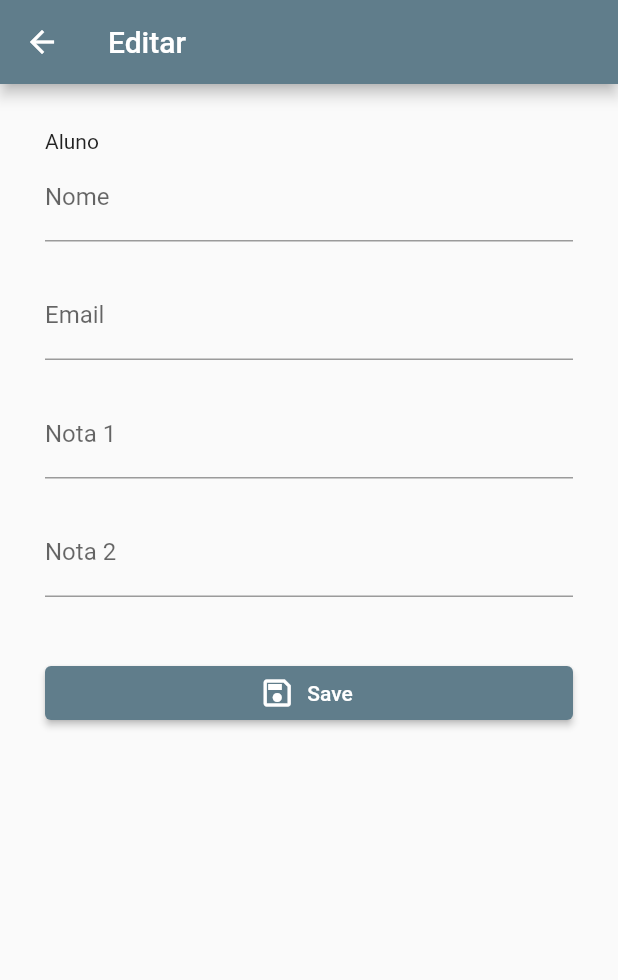
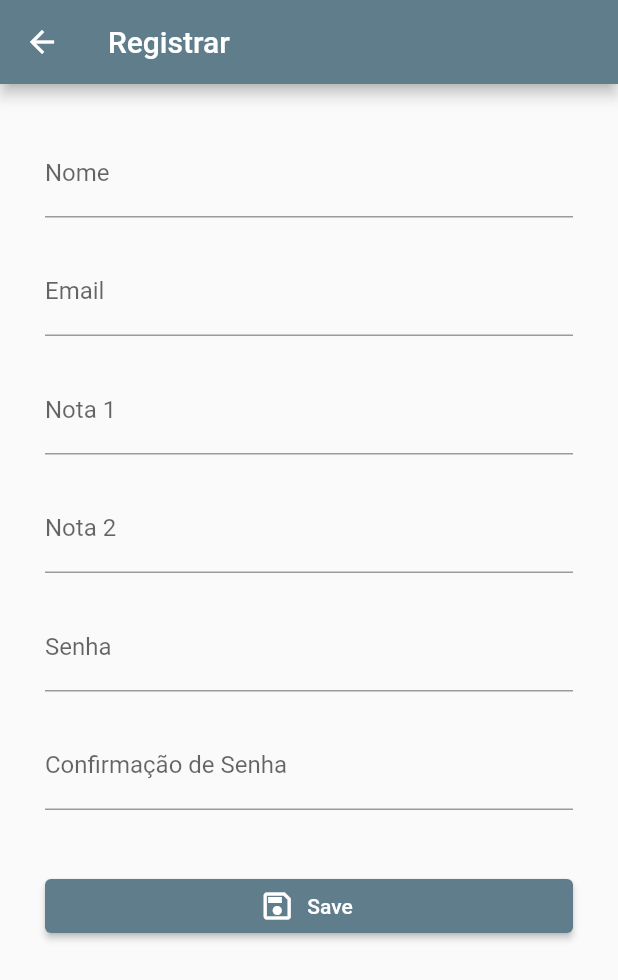
Before and after one commit to djesusguimaraes/iteracao-1, a Flutter app: the NotesList screen opened by its route, after a tap on the "mode edit" icon, on a phone screen of 412 x 824 dp. Shown: the top 980 px of the screen. Run offline on Flutter 3.47's test engine with Material 2 defaults, Android fonts, the phone set to English and light mode, and no system bars.

Commit message:
final interface

```diff
--- a/lib/components/student_tile.dart
+++ b/lib/components/student_tile.dart
@@ -23,7 +23,7 @@ class StudentTile extends StatelessWidget {
           children: <Widget>[
             IconButton(
               onPressed: () {
-                Navigator.of(context).pushNamed('/edit');
+                Navigator.of(context).pushNamed('/register');
               },
               icon: Icon(Icons.mode_edit_outlined),
             ),
--- /dev/null
+++ b/lib/provider/students.dart
@@ -0,0 +1,28 @@
+import 'package:app/data/dummy_students.dart';
+import 'package:app/entities/student.dart';
+import 'package:flutter/material.dart';
+
+class Users with ChangeNotifier {
+  final Map<String, Student> _itens = {...DUMMY_STUDENTS};
+
+  List<Student> get all => [..._itens.values];
+
+  int get count => _itens.length;
+
+  Student byIndex(int i) {
+    return _itens.values.elementAt(i);
+  }
+
+  void put(Student student) {
+    final id = Iterable.generate(1).toString();
+    _itens.putIfAbsent(
+        id,
+        () => Student(
+              nota_1: student.nota_1,
+              nota_2: student.nota_2,
+              name: student.name,
+              email: student.email,
+              password: student.password,
+            ));
+  }
+}
--- a/lib/views/edit/edit.dart
+++ /dev/null
@@ -1,67 +0,0 @@
-import 'package:flutter/material.dart';
-
-class EditPage extends StatefulWidget {
-  @override
-  _EditPageState createState() => _EditPageState();
-}
-
-class _EditPageState extends State<EditPage> {
-  final _formKey = GlobalKey<FormState>();
-
-  String _nome = '';
-  String _email = '';
-  String _nota1 = '';
-  String _nota2 = '';
-
-  @override
-  Widget build(BuildContext context) {
-    return Scaffold(
-      appBar: AppBar(
-        title: Text("Editar"),
-      ),
-      body: Container(
-        alignment: Alignment.center,
-        padding: EdgeInsets.all(30),
-        child: Form(
-          key: _formKey,
-          child: ListView(
-            children: [
-              Text("Aluno"),
-              TextFormField(
-                keyboardType: TextInputType.emailAddress,
-                decoration: InputDecoration(labelText: "Nome"),
-                onSaved: (value) => _nome = value!,
-              ),
-              SizedBox(height: 20),
-              TextFormField(
-                onSaved: (value) => _email = value!,
-                decoration: InputDecoration(labelText: "Email"),
-              ),
-              SizedBox(height: 20),
-              TextFormField(
-                onSaved: (value) => _nota1 = value!,
-                decoration: InputDecoration(labelText: "Nota 1"),
-              ),
-              SizedBox(height: 20),
-              TextFormField(
-                onSaved: (value) => _nota2 = value!,
-                decoration: InputDecoration(labelText: "Nota 2"),
-              ),
-              SizedBox(height: 40),
-              ElevatedButton.icon(
-                icon: Icon(Icons.save_outlined),
-                label: Text("Save"),
-                onPressed: () {
-                  if (_formKey.currentState!.validate()) {
-                    _formKey.currentState!.save();
-                    Navigator.of(context).pushReplacementNamed('/home');
-                  }
-                },
-              ),
-            ],
-          ),
-        ),
-      ),
-    );
-  }
-}
--- a/lib/views/lists/notes_list.dart
+++ b/lib/views/lists/notes_list.dart
@@ -1,19 +1,20 @@
 import 'package:app/components/student_tile.dart';
-import 'package:app/data/dummy_students.dart';
+import 'package:app/provider/students.dart';
 import 'package:flutter/material.dart';
+import 'package:provider/provider.dart';
 
 class NotesList extends StatelessWidget {
   @override
   Widget build(BuildContext context) {
-    final students = {...DUMMY_STUDENTS};
+    final Users students = Provider.of(context);
 
     return Scaffold(
       appBar: AppBar(
         title: Text('Alunos da A+'),
       ),
       body: ListView.builder(
-        itemCount: students.length,
-        itemBuilder: (context, i) => StudentTile(students.values.elementAt(i)),
+        itemCount: students.count,
+        itemBuilder: (context, i) => StudentTile(students.all.elementAt(i)),
       ),
       floatingActionButton: FloatingActionButton(
           child: Icon(Icons.add),
--- a/lib/views/register/register_page.dart
+++ b/lib/views/register/register_page.dart
@@ -10,8 +10,10 @@ class _RegisterPageState extends State<RegisterPage> {
 
   String _nome = '';
   String _email = '';
-  String _nota1 = '';
-  String _nota2 = '';
+  String _password = '';
+  String _passconf = '';
+  String nota_1 = '';
+  String nota_2 = '';
 
   @override
   Widget build(BuildContext context) {
@@ -38,13 +40,23 @@ class _RegisterPageState extends State<RegisterPage> {
               ),
               SizedBox(height: 20),
               TextFormField(
-                onSaved: (value) => _nota1 = value!,
+                onSaved: (value) => nota_1 = value!,
+                decoration: InputDecoration(labelText: "Nota 1"),
+              ),
+              SizedBox(height: 20),
+              TextFormField(
+                onSaved: (value) => nota_2 = value!,
+                decoration: InputDecoration(labelText: "Nota 2"),
+              ),
+              SizedBox(height: 20),
+              TextFormField(
+                onSaved: (value) => _password = value!,
                 obscureText: true,
                 decoration: InputDecoration(labelText: "Senha"),
               ),
               SizedBox(height: 20),
               TextFormField(
-                onSaved: (value) => _nota2 = value!,
+                onSaved: (value) => _passconf = value!,
                 obscureText: true,
                 decoration: InputDecoration(labelText: "Confirmação de Senha"),
               ),
```
Also changed, not shown: lib/components/student_note.dart (added, +34 -0 lines), lib/data/dummy_teachers.dart (added, +9 -0 lines), lib/main.dart (+12 -3 lines), lib/views/login/login_page.dart (+5 -2 lines).
